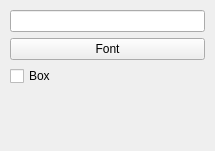
qgis/QGIS, file src/ui/qgscomposerlabelbase.ui: the form before one commit.
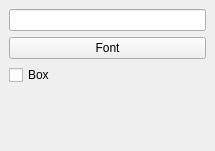
The form after the commit.

Commit message: Added accessor to qgisapp to get themepath Started fixing icons in mapcomposer dialog (still in progress) More ui fixups

What changed in the file:
```diff
--- a/src/ui/qgscomposerlabelbase.ui
+++ b/src/ui/qgscomposerlabelbase.ui
@@ -23,48 +23,14 @@
   <property name="windowTitle" >
    <string>Label Options</string>
   </property>
-  <layout class="QVBoxLayout" >
+  <layout class="QGridLayout" >
    <property name="margin" >
-    <number>10</number>
+    <number>9</number>
    </property>
    <property name="spacing" >
     <number>6</number>
    </property>
-   <item>
-    <widget class="QLineEdit" name="mTextLineEdit" >
-     <property name="sizePolicy" >
-      <sizepolicy>
-       <hsizetype>5</hsizetype>
-       <vsizetype>0</vsizetype>
-       <horstretch>0</horstretch>
-       <verstretch>0</verstretch>
-      </sizepolicy>
-     </property>
-    </widget>
-   </item>
-   <item>
-    <widget class="QPushButton" name="mFontButton" >
-     <property name="sizePolicy" >
-      <sizepolicy>
-       <hsizetype>5</hsizetype>
-       <vsizetype>0</vsizetype>
-       <horstretch>0</horstretch>
-       <verstretch>0</verstretch>
-      </sizepolicy>
-     </property>
-     <property name="text" >
-      <string>Font</string>
-     </property>
-    </widget>
-   </item>
-   <item>
-    <widget class="QCheckBox" name="mBoxCheckBox" >
-     <property name="text" >
-      <string>Box</string>
-     </property>
-    </widget>
-   </item>
-   <item>
+   <item row="3" column="0" >
     <spacer>
      <property name="orientation" >
       <enum>Qt::Vertical</enum>
@@ -80,6 +46,40 @@
      </property>
     </spacer>
    </item>
+   <item row="2" column="0" >
+    <widget class="QCheckBox" name="mBoxCheckBox" >
+     <property name="text" >
+      <string>Box</string>
+     </property>
+    </widget>
+   </item>
+   <item row="1" column="0" >
+    <widget class="QPushButton" name="mFontButton" >
+     <property name="sizePolicy" >
+      <sizepolicy>
+       <hsizetype>5</hsizetype>
+       <vsizetype>0</vsizetype>
+       <horstretch>0</horstretch>
+       <verstretch>0</verstretch>
+      </sizepolicy>
+     </property>
+     <property name="text" >
+      <string>Font</string>
+     </property>
+    </widget>
+   </item>
+   <item row="0" column="0" >
+    <widget class="QLineEdit" name="mTextLineEdit" >
+     <property name="sizePolicy" >
+      <sizepolicy>
+       <hsizetype>5</hsizetype>
+       <vsizetype>0</vsizetype>
+       <horstretch>0</horstretch>
+       <verstretch>0</verstretch>
+      </sizepolicy>
+     </property>
+    </widget>
+   </item>
   </layout>
  </widget>
  <layoutdefault spacing="6" margin="11" />
```
The commit also changes 5 other files.
